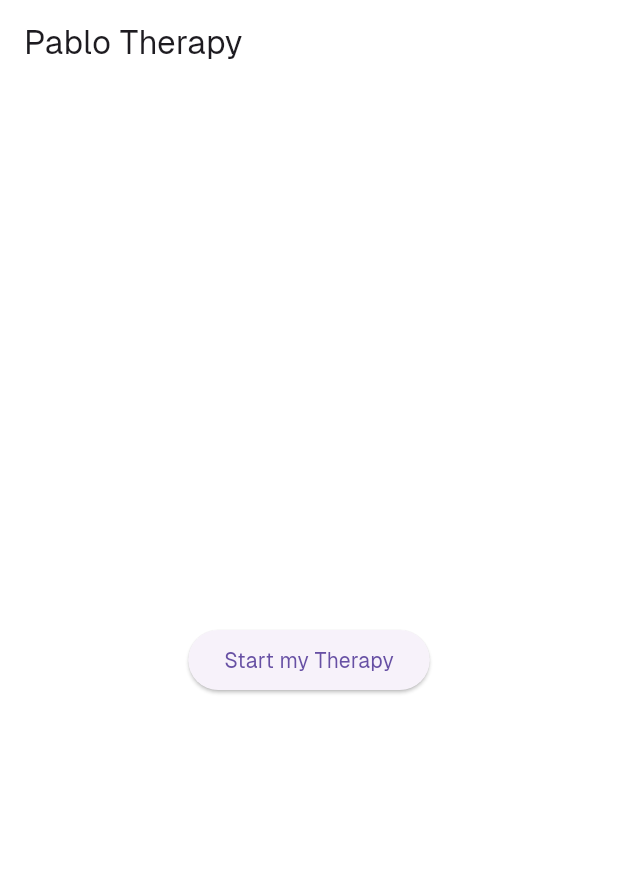
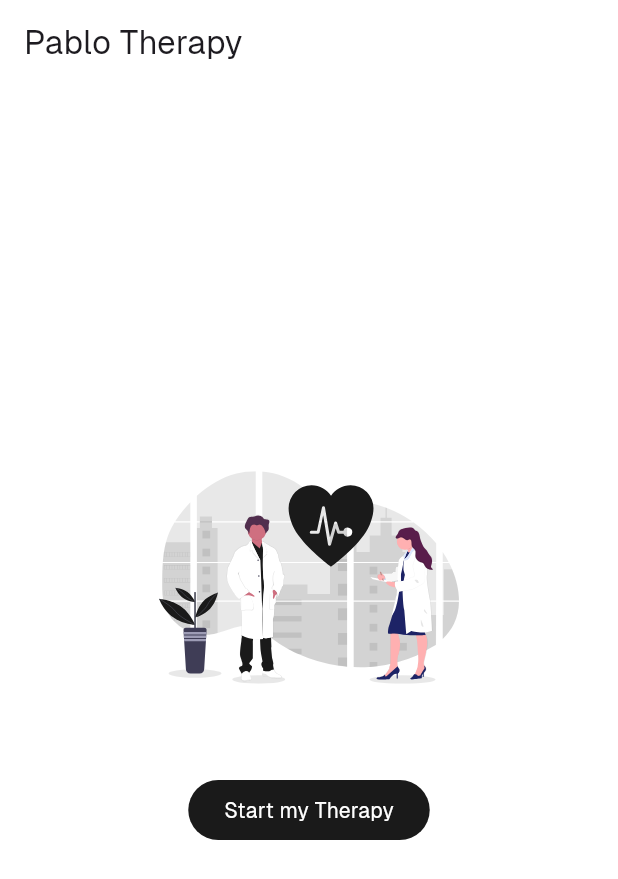
Before and after one commit to PratikFandade/pablos_therapy_ui, a Flutter app: the screen it shows after launch, on a phone screen of 412 x 824 dp. Shown: the top 879 px of the screen. Run offline on Flutter 3.47's test engine with Material 3 defaults, Android fonts, the phone set to English and light mode, and no system bars; our stand-ins replace flutter_svg.

Commit message:
Changing the theme for the Project

```diff
--- a/lib/main.dart
+++ b/lib/main.dart
@@ -1,4 +1,5 @@
 import 'package:flutter/material.dart';
+import 'package:flutter_svg/flutter_svg.dart';
 
 void main() {
   runApp(const MyApp());
@@ -11,7 +12,7 @@ class MyApp extends StatelessWidget {
     return MaterialApp(
       title: 'Pablo Therapy',
       theme: ThemeData(
-        primarySwatch: Colors.deepOrange,
+        useMaterial3: true,
         fontFamily: 'Geist',
       ),
       home: Scaffold(
@@ -27,10 +28,15 @@ class MyApp extends StatelessWidget {
             child: Column(
               mainAxisAlignment: MainAxisAlignment.center,
               children: [
+                SvgPicture.asset(
+                  'images/home.svg',
+                  width: 200,
+                  height: 200,
+                ),
                 Padding(
-                  padding: const EdgeInsets.all(30),
+                  padding: const EdgeInsets.all(31),
                   child: Builder(
-                    builder: (context) => ElevatedButton(
+                    builder: (context) => FilledButton(
                       child: const Text('Start my Therapy'),
                       onPressed: () => {
                         Navigator.push(
@@ -40,6 +46,9 @@ class MyApp extends StatelessWidget {
                           ),
                         ),
                       },
+                      style: ButtonStyle(
+                        backgroundColor: MaterialStatePropertyAll<Color>(const Color(0xFF1A1A1A)),
+                      ),
                     ),
                   ),
                 ),
@@ -61,8 +70,8 @@ class ImageSection extends StatelessWidget {
   Widget build(BuildContext context) {
     return Image.asset(
       image,
-      width: 600,
-      height: 240,
+      width: 601,
+      height: 241,
       fit: BoxFit.cover,
     );
   }
--- a/pubspec.yaml
+++ b/pubspec.yaml
@@ -11,6 +11,7 @@ dependencies:
   flutter:
     sdk: flutter
   cupertino_icons: ^1.0.8
+  flutter_svg: ^2.0.10+1
 
 dev_dependencies:
   flutter_test:
@@ -20,7 +21,7 @@ dev_dependencies:
 flutter:
   uses-material-design: true
   assets:
-    - images/home_therapy.png
+    - images/home.svg
   fonts:
     - family: Geist
       fonts:
```
Also changed, not shown: images/home.svg (added), images/home_therapy.png (deleted), pubspec.lock.
